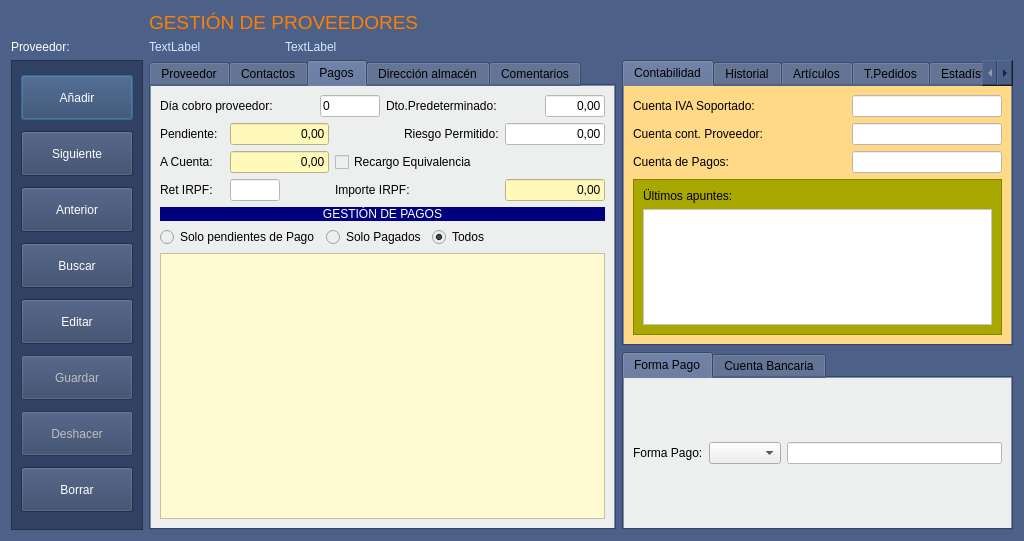
arcnexus/RedFoX, file Zona_Compras/frmproveedores.ui: the form before one commit.
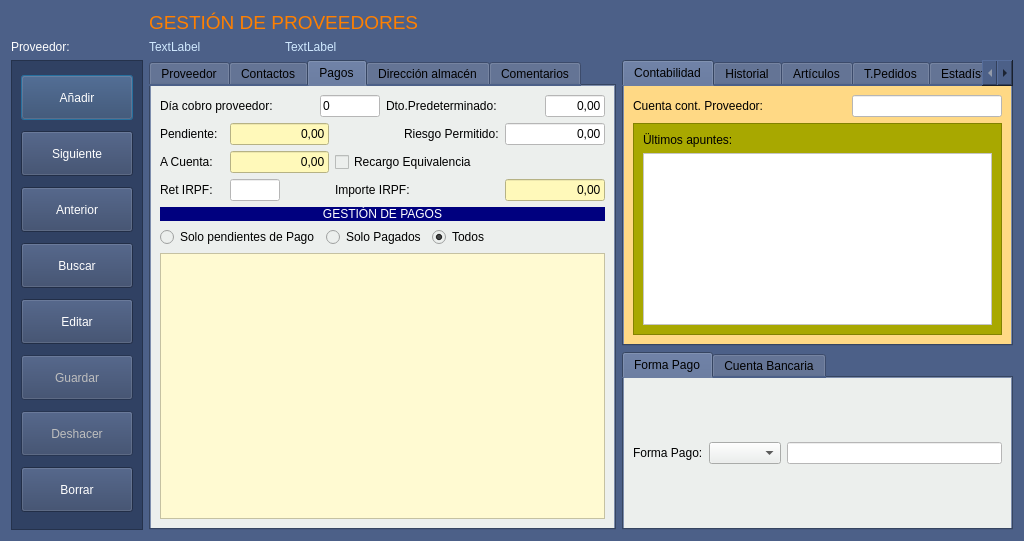
The form after the commit. Icons and pictures are not drawn. Custom widgets are drawn as their Qt base class.

Commit message: proveedores - mostrar asientos contables

Patch:
```diff
--- a/Zona_Compras/frmproveedores.ui
+++ b/Zona_Compras/frmproveedores.ui
@@ -1502,33 +1502,13 @@
        <item row="0" column="0">
         <layout class="QGridLayout" name="gridLayout_14">
          <item row="0" column="0">
-          <widget class="QLabel" name="label_32">
-           <property name="text">
-            <string>Cuenta IVA Soportado:</string>
-           </property>
-          </widget>
-         </item>
-         <item row="0" column="1">
-          <widget class="QLineEdit" name="txtcCuentaIvaSoportado">
-           <property name="maximumSize">
-            <size>
-             <width>150</width>
-             <height>16777215</height>
-            </size>
-           </property>
-           <property name="styleSheet">
-            <string notr="true">background-color: rgb(255, 255, 255);</string>
-           </property>
-          </widget>
-         </item>
-         <item row="1" column="0">
           <widget class="QLabel" name="label_33">
            <property name="text">
             <string>Cuenta cont. Proveedor:</string>
            </property>
           </widget>
          </item>
-         <item row="1" column="1">
+         <item row="0" column="1">
           <widget class="QLineEdit" name="txtcCuentaAplicacion">
            <property name="maximumSize">
             <size>
@@ -1541,26 +1521,6 @@
            </property>
           </widget>
          </item>
-         <item row="2" column="0">
-          <widget class="QLabel" name="label_34">
-           <property name="text">
-            <string>Cuenta de Pagos:</string>
-           </property>
-          </widget>
-         </item>
-         <item row="2" column="1">
-          <widget class="QLineEdit" name="txtcCuentaPagos">
-           <property name="maximumSize">
-            <size>
-             <width>150</width>
-             <height>16777215</height>
-            </size>
-           </property>
-           <property name="styleSheet">
-            <string notr="true">background-color: rgb(255, 255, 255);</string>
-           </property>
-          </widget>
-         </item>
         </layout>
        </item>
        <item row="1" column="0">
@@ -1583,10 +1543,27 @@
            </widget>
           </item>
           <item row="1" column="0">
-           <widget class="QTextEdit" name="tablaAsientos">
+           <widget class="QTableView" name="tablaAsientos">
             <property name="styleSheet">
-             <string notr="true">background-color: rgb(255, 255, 255);</string>
+             <string notr="true">background-color: rgb(255, 255, 255);
+font: 7pt &quot;Sans Serif&quot;;
+alternate-background-color: rgb(255, 250, 178);</string>
             </property>
+            <property name="alternatingRowColors">
+             <bool>true</bool>
+            </property>
+            <property name="selectionMode">
+             <enum>QAbstractItemView::SingleSelection</enum>
+            </property>
+            <property name="selectionBehavior">
+             <enum>QAbstractItemView::SelectRows</enum>
+            </property>
+            <property name="gridStyle">
+             <enum>Qt::DotLine</enum>
+            </property>
+            <attribute name="horizontalHeaderStretchLastSection">
+             <bool>true</bool>
+            </attribute>
            </widget>
           </item>
          </layout>
```
Left out of the diff: 13 changed lines with no effect on the pictures. The commit also changes 9 other files.
